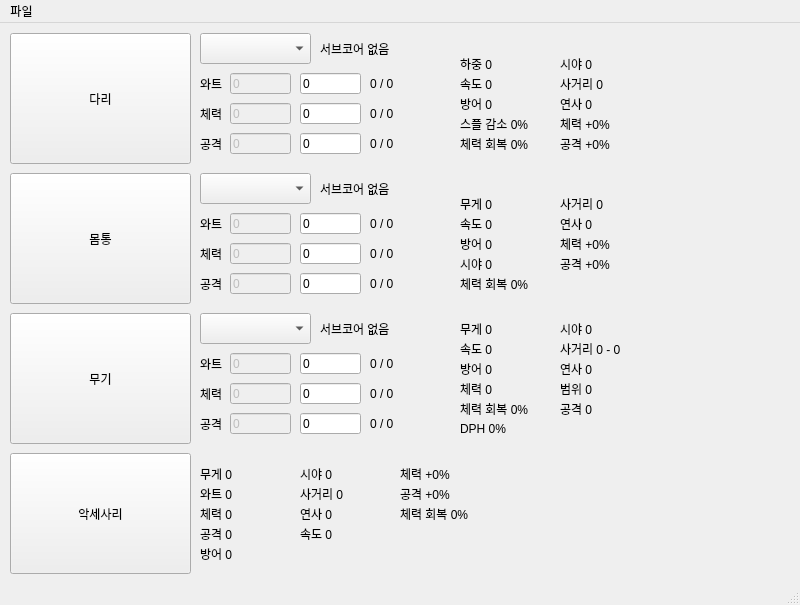
The window that calculator.ui (ThunderVolt45/Nova-Parts-Calculator-Python) describes before a commit, drawn with Qt 5.
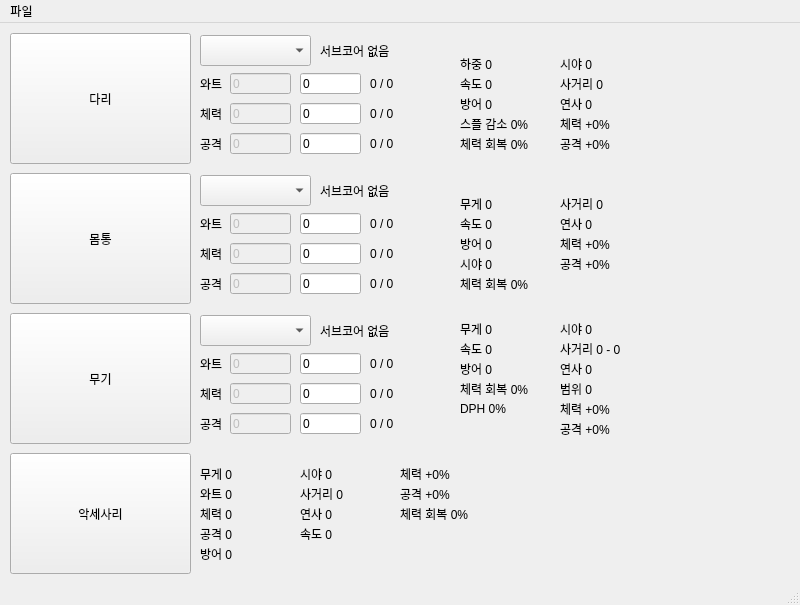
The same window after the commit.

Commit message: modified:   JSON/parts_body.json modified:   JSON/parts_leg.json modified:   calculator.py modified:   calculator.ui

```diff
--- a/calculator.ui
+++ b/calculator.ui
@@ -82,7 +82,7 @@
     <property name="geometry">
      <rect>
       <x>200</x>
-      <y>10</y>
+      <y>12</y>
       <width>111</width>
       <height>31</height>
      </rect>
@@ -92,7 +92,7 @@
     <property name="geometry">
      <rect>
       <x>200</x>
-      <y>150</y>
+      <y>152</y>
       <width>111</width>
       <height>31</height>
      </rect>
@@ -102,7 +102,7 @@
     <property name="geometry">
      <rect>
       <x>200</x>
-      <y>290</y>
+      <y>292</y>
       <width>111</width>
       <height>31</height>
      </rect>
@@ -313,7 +313,7 @@
     <property name="geometry">
      <rect>
       <x>320</x>
-      <y>10</y>
+      <y>12</y>
       <width>81</width>
       <height>31</height>
      </rect>
@@ -332,7 +332,7 @@
     <property name="geometry">
      <rect>
       <x>320</x>
-      <y>150</y>
+      <y>152</y>
       <width>81</width>
       <height>31</height>
      </rect>
@@ -351,7 +351,7 @@
     <property name="geometry">
      <rect>
       <x>320</x>
-      <y>290</y>
+      <y>292</y>
       <width>81</width>
       <height>31</height>
      </rect>
@@ -1149,7 +1149,7 @@
     <property name="geometry">
      <rect>
       <x>460</x>
-      <y>375</y>
+      <y>355</y>
       <width>91</width>
       <height>21</height>
      </rect>
@@ -1181,13 +1181,13 @@
     <property name="geometry">
      <rect>
       <x>560</x>
-      <y>375</y>
+      <y>395</y>
       <width>81</width>
       <height>21</height>
      </rect>
     </property>
     <property name="text">
-     <string>공격 0</string>
+     <string>공격 +0%</string>
     </property>
     <property name="buddy">
      <cstring>Leg_wattBase</cstring>
@@ -1228,14 +1228,14 @@
    <widget class="QLabel" name="healthMagnification_3">
     <property name="geometry">
      <rect>
-      <x>460</x>
-      <y>355</y>
+      <x>560</x>
+      <y>375</y>
       <width>81</width>
       <height>21</height>
      </rect>
     </property>
     <property name="text">
-     <string>체력 0</string>
+     <string>체력 +0%</string>
     </property>
     <property name="buddy">
      <cstring>Leg_wattBase</cstring>
@@ -1440,7 +1440,7 @@
     <property name="geometry">
      <rect>
       <x>460</x>
-      <y>395</y>
+      <y>375</y>
       <width>81</width>
       <height>21</height>
      </rect>
```
Left out of the diff: 40 changed lines with no effect on the pictures. The commit also changes 3 other files.
